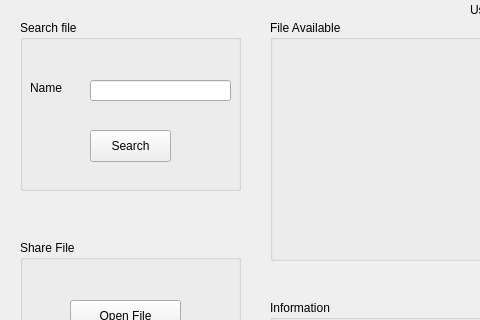
First picture: the form in P2PShareFile/scence/mainwindow.ui, repository thanhnt3105/network-programming-share-file, before the edit; both pictures show x 0 to 480 and y 0 to 320 of the 660 by 520 pixel window.
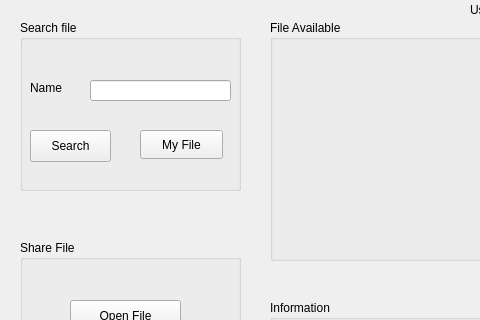
Second picture: the form after the edit.

```diff
--- a/P2PShareFile/scence/mainwindow.ui
+++ b/P2PShareFile/scence/mainwindow.ui
@@ -52,7 +52,7 @@
     <widget class="QPushButton" name="searchButton">
      <property name="geometry">
       <rect>
-       <x>70</x>
+       <x>10</x>
        <y>110</y>
        <width>81</width>
        <height>32</height>
@@ -62,6 +62,19 @@
       <string>Search</string>
      </property>
     </widget>
+    <widget class="QPushButton" name="myFilePushButton">
+     <property name="geometry">
+      <rect>
+       <x>120</x>
+       <y>110</y>
+       <width>83</width>
+       <height>29</height>
+      </rect>
+     </property>
+     <property name="text">
+      <string>My File</string>
+     </property>
+    </widget>
    </widget>
    <widget class="QGroupBox" name="groupBox_3">
     <property name="geometry">
```
